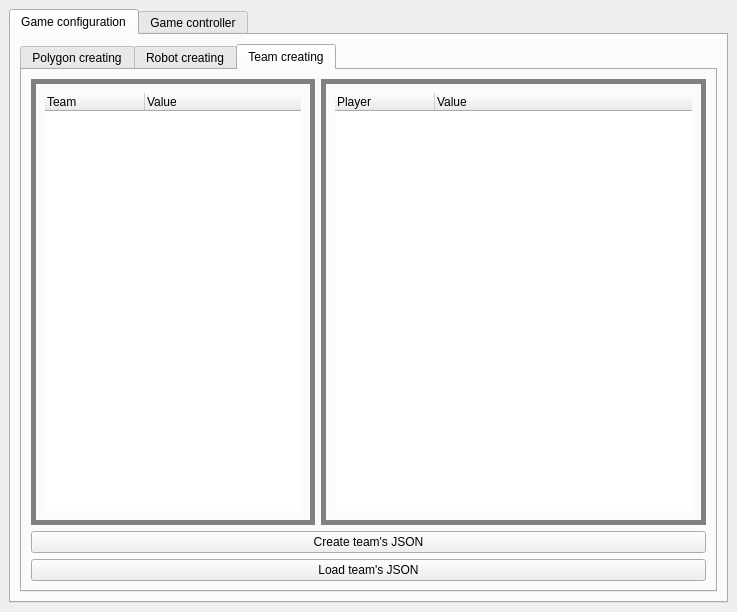
Before: the Qt Designer form uiFiles/gui.ui in ghorik78/serverGui, drawn with Qt 5.
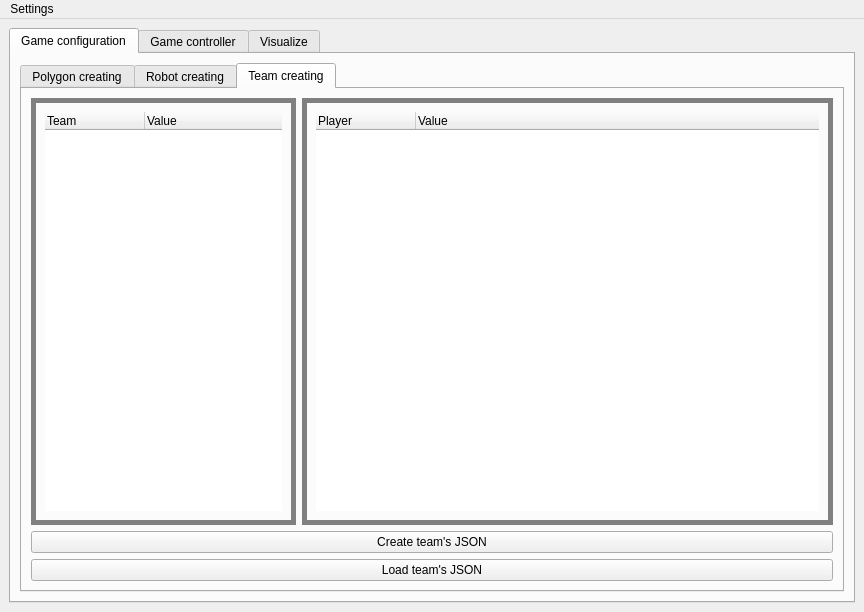
After: the same form once the commit is applied. The open tabs and pages were chosen to show the change.

What changed in the file:
```diff
--- a/uiFiles/gui.ui
+++ b/uiFiles/gui.ui
@@ -6,7 +6,7 @@
    <rect>
     <x>0</x>
     <y>0</y>
-    <width>737</width>
+    <width>864</width>
     <height>612</height>
    </rect>
   </property>
@@ -200,6 +200,12 @@
                 </item>
                 <item row="0" column="0">
                  <widget class="QFrame" name="gridFrame_3">
+                  <property name="sizePolicy">
+                   <sizepolicy hsizetype="Preferred" vsizetype="MinimumExpanding">
+                    <horstretch>3</horstretch>
+                    <verstretch>0</verstretch>
+                   </sizepolicy>
+                  </property>
                   <property name="styleSheet">
                    <string notr="true">border: 5px solid grey;</string>
                   </property>
@@ -246,7 +252,7 @@
                  </widget>
                 </item>
                 <item row="0" column="1">
-                 <widget class="QFrame" name="gridFrame_3">
+                 <widget class="QFrame" name="gridFrame_4">
                   <property name="sizePolicy">
                    <sizepolicy hsizetype="Preferred" vsizetype="Preferred">
                     <horstretch>6</horstretch>
@@ -274,15 +280,18 @@
                    </property>
                    <item row="0" column="0">
                     <widget class="QFrame" name="horizontalFrame">
+                     <property name="sizePolicy">
+                      <sizepolicy hsizetype="Preferred" vsizetype="Preferred">
+                       <horstretch>5</horstretch>
+                       <verstretch>0</verstretch>
+                      </sizepolicy>
+                     </property>
                      <property name="styleSheet">
                       <string notr="true">border: 5px soild black;</string>
                      </property>
                      <layout class="QHBoxLayout" name="horizontalLayout_6">
                       <item>
                        <widget class="QTreeWidget" name="playerTree">
-                        <property name="styleSheet">
-                         <string notr="true"/>
-                        </property>
                         <column>
                          <property name="text">
                           <string>Player</string>
@@ -510,12 +519,51 @@
           </item>
          </layout>
         </widget>
+        <widget class="QWidget" name="tab">
+         <attribute name="title">
+          <string>Visualize</string>
+         </attribute>
+        </widget>
        </widget>
       </item>
      </layout>
     </item>
    </layout>
   </widget>
+  <widget class="QMenuBar" name="menuBar">
+   <property name="geometry">
+    <rect>
+     <x>0</x>
+     <y>0</y>
+     <width>864</width>
+     <height>22</height>
+    </rect>
+   </property>
+   <widget class="QMenu" name="menuSettings">
+    <property name="title">
+     <string>Settings</string>
+    </property>
+    <widget class="QMenu" name="menuLanguage">
+     <property name="title">
+      <string>Language</string>
+     </property>
+     <addaction name="actionRussian"/>
+     <addaction name="actionEnglish"/>
+    </widget>
+    <addaction name="menuLanguage"/>
+   </widget>
+   <addaction name="menuSettings"/>
+  </widget>
+  <action name="actionRussian">
+   <property name="text">
+    <string>Russian</string>
+   </property>
+  </action>
+  <action name="actionEnglish">
+   <property name="text">
+    <string>English</string>
+   </property>
+  </action>
  </widget>
  <resources/>
  <connections/>
```
Left out of the diff: 50 changed lines with no effect on the pictures.
